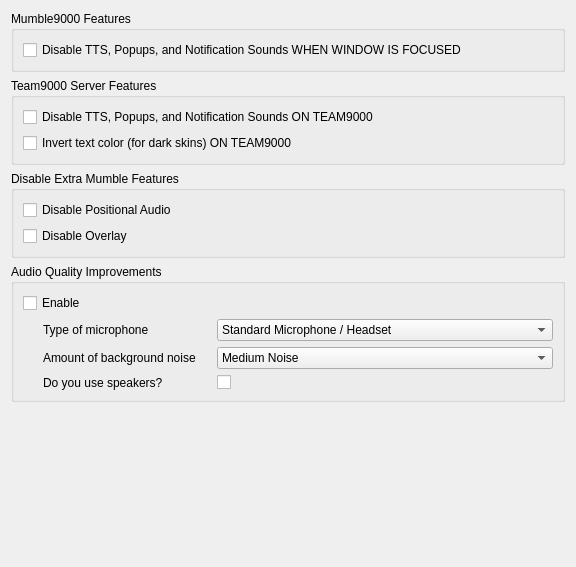
First picture: the form in src/mumble/M9Config.ui, repository team9000/mumble9000, before the edit.
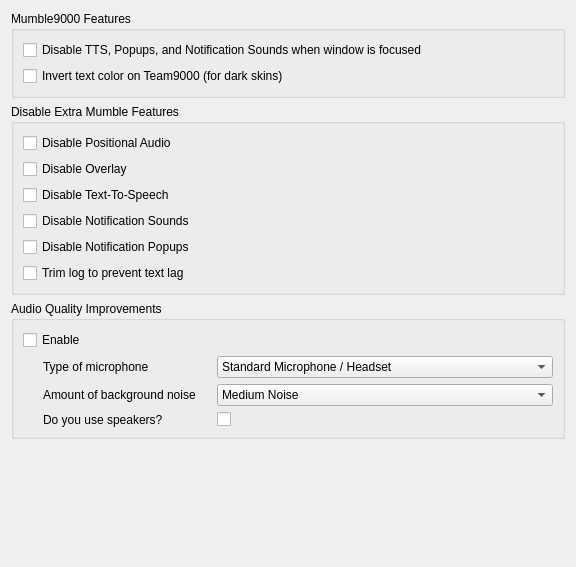
Second picture: the form after the edit.

Commit message: fix amp setting, split out feature disabling, bump to 1.0.7

Diff of the .ui file:
```diff
--- a/src/mumble/M9Config.ui
+++ b/src/mumble/M9Config.ui
@@ -23,36 +23,14 @@
       <item>
        <widget class="QCheckBox" name="qcbRemoveNotificationsOnFocused">
         <property name="text">
-         <string>Disable TTS, Popups, and Notification Sounds WHEN WINDOW IS FOCUSED</string>
-        </property>
-       </widget>
-      </item>
-     </layout>
-    </widget>
-   </item>
-   <item>
-    <widget class="QGroupBox" name="qgbConnection">
-     <property name="sizePolicy">
-      <sizepolicy hsizetype="Preferred" vsizetype="Minimum">
-       <horstretch>0</horstretch>
-       <verstretch>0</verstretch>
-      </sizepolicy>
-     </property>
-     <property name="title">
-      <string>Team9000 Server Features</string>
-     </property>
-     <layout class="QVBoxLayout">
-      <item>
-       <widget class="QCheckBox" name="qcbRemoveNotifications">
-        <property name="text">
-         <string>Disable TTS, Popups, and Notification Sounds ON TEAM9000</string>
+         <string>Disable TTS, Popups, and Notification Sounds when window is focused</string>
         </property>
        </widget>
       </item>
       <item>
        <widget class="QCheckBox" name="qcbInvertText">
         <property name="text">
-         <string>Invert text color (for dark skins) ON TEAM9000</string>
+         <string>Invert text color on Team9000 (for dark skins)</string>
         </property>
        </widget>
       </item>
@@ -79,6 +57,34 @@
         </property>
        </widget>
       </item>
+      <item>
+       <widget class="QCheckBox" name="qcbDisableTTS">
+        <property name="text">
+         <string>Disable Text-To-Speech</string>
+        </property>
+       </widget>
+      </item>
+      <item>
+       <widget class="QCheckBox" name="qcbDisableSounds">
+        <property name="text">
+         <string>Disable Notification Sounds</string>
+        </property>
+       </widget>
+      </item>
+      <item>
+       <widget class="QCheckBox" name="qcbDisablePopups">
+        <property name="text">
+         <string>Disable Notification Popups</string>
+        </property>
+       </widget>
+      </item>
+      <item>
+       <widget class="QCheckBox" name="qcbTrimLog">
+        <property name="text">
+         <string>Trim log to prevent text lag</string>
+        </property>
+       </widget>
+      </item>
      </layout>
     </widget>
    </item>
```
The commit also changes 5 other files.
